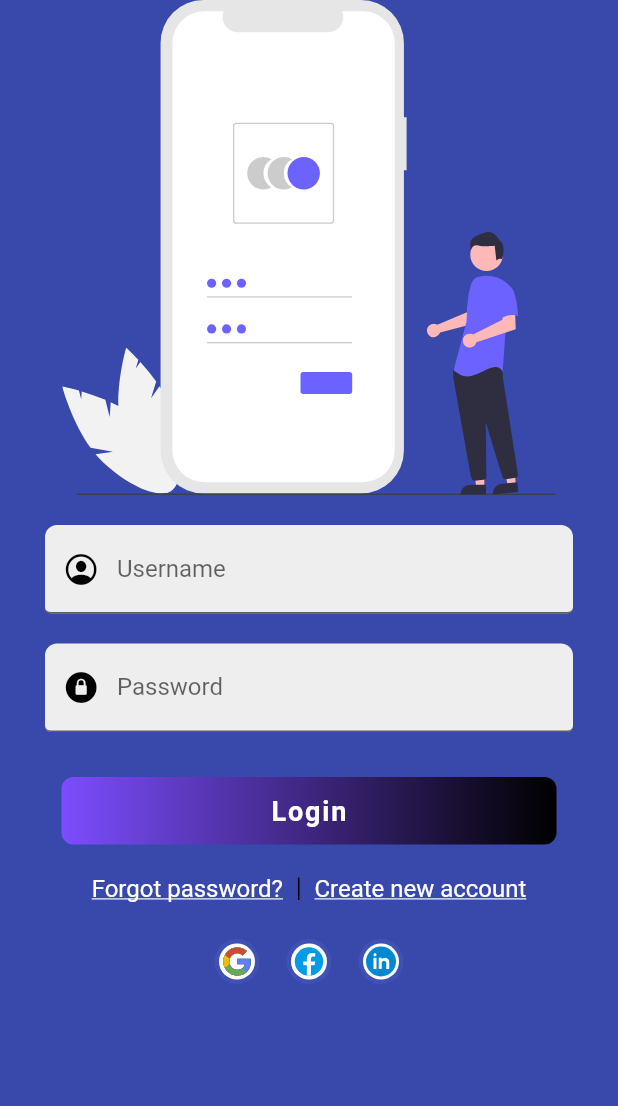
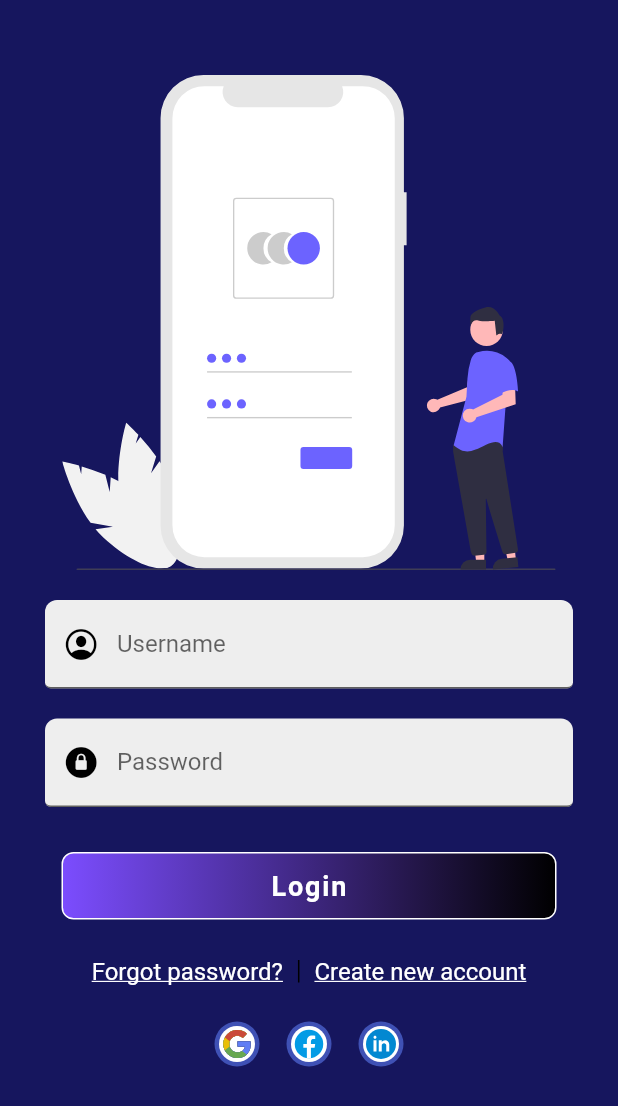
Before and after one commit to rafikali/DRS, a Flutter app: the screen it shows after launch, on a phone screen of 412 x 824 dp. Shown: the top 1106 px of the screen. Run offline on Flutter 3.47's test engine with Material 2 defaults, Android fonts, the phone set to English and light mode, and no system bars; our stand-ins replace flutter_svg; missing offline and left inert: dart:ffi.

Commit message:
buttontheme

```diff
--- a/lib/Route/routehandler.dart
+++ b/lib/Route/routehandler.dart
@@ -1,7 +1,7 @@
 
 
 import 'package:flutter/material.dart';
-import '../pages/home_page.dart';
+import '../pages/login_page.dart';
 import '../pages/register_page.dart';
 
 
@@ -10,13 +10,13 @@ class RouteGenerator {
   static Route<dynamic> generateRoute(RouteSettings settings) {
     final args = settings.arguments;
     switch(settings.name) {
-      case HomePage.routeName:
-      return MaterialPageRoute(builder: (context) => HomePage());
+      case LoginPage.routeName:
+      return MaterialPageRoute(builder: (context) => const LoginPage());
       case RegisterPage.routeName:
         return MaterialPageRoute(builder: (context) => RegisterPage());
 
     default:
-    return MaterialPageRoute(builder: (context) => HomePage());
+    return MaterialPageRoute(builder: (context) => const LoginPage());
     }
 
   }
--- a/lib/main.dart
+++ b/lib/main.dart
@@ -1,11 +1,11 @@
 import 'package:flutter/material.dart';
 import 'package:flutter/services.dart';
 import 'package:login_page/Route/routehandler.dart';
-import 'package:login_page/pages/home_page.dart';
+import 'package:login_page/pages/login_page.dart';
 
 void main() {
-  SystemChrome.setSystemUIOverlayStyle( SystemUiOverlayStyle(
-    statusBarColor: Colors.indigo[600],
+  SystemChrome.setSystemUIOverlayStyle( const SystemUiOverlayStyle(
+    statusBarColor: Color(0xFF16165E),
     statusBarBrightness: Brightness.light,
     statusBarIconBrightness: Brightness.light,
   ));
@@ -24,7 +24,7 @@ class MyApp extends StatelessWidget {
         primarySwatch: Colors.deepPurple,
       ),
       title: "drs",
-      initialRoute: HomePage.routeName,
+      initialRoute: LoginPage.routeName,
       onGenerateRoute: RouteGenerator.generateRoute,
     );
   }
--- a/lib/pages/home_page.dart
+++ /dev/null
@@ -1,103 +0,0 @@
-// ignore_for_file: prefer_const_constructors
-
-import 'package:flutter/cupertino.dart';
-import 'package:flutter/material.dart';
-import 'package:flutter_svg/flutter_svg.dart';
-import 'package:flutter_svg/svg.dart';
-import 'package:login_page/Constants/Images.dart';
-import 'package:login_page/widgets/buttons.dart';
-import 'package:login_page/widgets/login_textfield.dart';
-
-import '../widgets/create_account.dart';
-
-class HomePage extends StatefulWidget {
-  static const String routeName = '/home';
-
-
-  const HomePage({Key? key}) : super(key: key);
-
-  @override
-  _HomePageState createState() => _HomePageState();
-}
-
-class _HomePageState extends State<HomePage> {
-  String loginIllustrate = 'assets/Images/login_image.svg';
-  @override
-  Widget build(BuildContext context) {
-    return Scaffold(
-      backgroundColor: Colors.indigo[600],
-      body: SafeArea(
-        child: SingleChildScrollView(
-          child: Column(
-            children: [
-              SvgPicture.asset(
-                loginIllustrate,
-                height: 330,
-                fit: BoxFit.contain,
-              ),
-              SizedBox(
-                height: 10,
-              ),
-              LoginTextForm(
-                hintText: 'Enter your username',
-                labelText: 'Username',
-                accountIcon: Icon(CupertinoIcons.profile_circled,
-                color: Colors.black,),
-
-              ),
-
-              LoginTextForm(
-                hintText: 'Enter your password',
-                labelText: 'Password',
-                accountIcon: Icon(CupertinoIcons.lock_circle_fill,
-                    color: Colors.black ),
-                passView: true,
-
-              ),
-              const SizedBox(
-                height: 20,
-              ),
-              LoginButton(buttonTitle: 'Login', buttonHeight: 45.0, buttonWidth: 330.0,),
-              // Container(
-              //   child: const Text(
-              //     'Login',
-              //     style: TextStyle(
-              //       color: Colors.white,
-              //       fontSize: 18,
-              //       fontWeight: FontWeight.bold,
-              //       letterSpacing: 1.2,
-              //     ),
-              //   ),
-              //   decoration: BoxDecoration(
-              //       gradient: const LinearGradient(
-              //           colors: <Color>[Colors.deepPurpleAccent, Colors.black]),
-              //       color: Colors.indigoAccent,
-              //       borderRadius: BorderRadius.circular(8)),
-              //   width: 325,
-              //   height: 45,
-              //   alignment: Alignment.center,
-              // ),
-              const SizedBox(
-                height: 20,
-              ),
-              //edit
-              CreateAcc(),
-              const SizedBox(
-                height: 15,
-              ),
-              Row(
-                mainAxisAlignment: MainAxisAlignment.center,
-                children: [
-                  SignInButtons(signLogo: SvgPicture.asset(ImageConstants.googleLogo,)),
-                  SignInButtons(signLogo: SvgPicture.asset(ImageConstants.facebookLogo,)),
-                  SignInButtons(signLogo: SvgPicture.asset(ImageConstants.linkedinLogo,))
-
-                ],
-              )
-            ],
-          ),
-        ),
-      ),
-    );
-  }
-}
--- /dev/null
+++ b/lib/pages/login_page.dart
@@ -0,0 +1,116 @@
+
+import 'package:flutter/cupertino.dart';
+import 'package:flutter/material.dart';
+import 'package:flutter_svg/flutter_svg.dart';
+import 'package:flutter_svg/svg.dart';
+import 'package:login_page/Constants/Images.dart';
+import 'package:login_page/pages/register_page.dart';
+import 'package:login_page/utils/input_validators.dart';
+import 'package:login_page/widgets/buttons.dart';
+import 'package:login_page/widgets/login_textfield.dart';
+
+import '../widgets/create_account.dart';
+
+class LoginPage extends StatefulWidget {
+  static const String routeName = '/login';
+  final TextEditingController? userController;
+  final TextEditingController? passController;
+
+  const LoginPage({this.passController, this.userController}) : super();
+
+  @override
+  _HomePageState createState() => _HomePageState();
+}
+
+
+class _HomePageState extends State<LoginPage> {
+  String loginIllustrate = 'assets/Images/login_image.svg';
+
+  final _formKey = GlobalKey<FormState>();
+
+  moveToHome() async {
+    if(_formKey.currentState!.validate()) {
+      await Navigator.pushNamed(context, RegisterPage.routeName);
+    }
+  }
+
+  @override
+  Widget build(BuildContext context) {
+    return Scaffold(
+      backgroundColor: const Color(0xFF16165E),
+      body: SafeArea(
+        child: SingleChildScrollView(
+          child: Form(
+            key: _formKey,
+            child: Column(
+              children: [
+                 const SizedBox(height: 50,),
+                SvgPicture.asset(
+                  loginIllustrate,
+                  height: 330,
+                  fit: BoxFit.cover,
+                ),
+                const SizedBox(
+                  height: 10,
+                ),
+
+                 LoginTextForm(
+                  dataController: widget.userController,
+                  hintText: 'Enter your username',
+                  labelText: 'Username',
+                  validator: InputValidator.validateName,
+                  accountIcon: const Icon(CupertinoIcons.profile_circled,
+                  color: Colors.black,),
+
+                ),
+
+                 LoginTextForm(
+                  dataController: widget.passController,
+                  hintText: 'Enter your password',
+                  labelText: 'Password',
+                  validator: InputValidator.validatePassword,
+                  requiredMsg: 'Password required*',
+                  accountIcon: const Icon(CupertinoIcons.lock_circle_fill,
+                      color: Colors.black ),
+                  passView: true,
+
+                ),
+
+                const SizedBox(
+                  height: 20,
+                ),
+
+                 LoginButton(
+                   buttonTitle: 'Login',
+                   buttonHeight: 45.0,
+                   buttonWidth: 330.0,
+                   validFunc:(){
+                     moveToHome();
+                   },),
+
+                const SizedBox(
+                  height: 25,
+                ),
+
+                //edit
+                const CreateAcc(),
+                const SizedBox(
+                  height: 15,
+                ),
+                Row(
+                  mainAxisAlignment: MainAxisAlignment.center,
+                  children: [
+                    SignInButtons(signLogo: SvgPicture.asset(ImageConstants.googleLogo,)),
+                    SignInButtons(signLogo: SvgPicture.asset(ImageConstants.facebookLogo,)),
+                    SignInButtons(signLogo: SvgPicture.asset(ImageConstants.linkedinLogo,))
+
+                  ],
+                )
+              ],
+            ),
+          ),
+        ),
+      ),
+    );
+  }
+}
--- a/lib/pages/register_page.dart
+++ b/lib/pages/register_page.dart
@@ -19,7 +19,7 @@ class _RegisterPageState extends State<RegisterPage> {
   Widget build(BuildContext context) {
     return  Scaffold(
       appBar: PreferredSize(
-        preferredSize: Size.fromHeight(200.0),
+        preferredSize: const Size.fromHeight(200.0),
         child: AppBar(
           backgroundColor: Colors.indigo[600],
           shape: const RoundedRectangleBorder(
@@ -32,63 +32,18 @@ class _RegisterPageState extends State<RegisterPage> {
 
       ),
       body: ListView(
-        children:  [
-         ListTile(
-           leading: Icon(CupertinoIcons.profile_circled,
-           color: Colors.blue,
-           size: 40,),
-           contentPadding: EdgeInsets.zero,
-           title: LoginTextForm(hintText: 'hintText', labelText: 'hey'),
-
-         )
+        children:  const [
+         // ListTile(
+         //   leading: Icon(CupertinoIcons.profile_circled,
+         //   color: Colors.blue,
+         //   size: 40,),
+         //   contentPadding: EdgeInsets.zero,
+         //   title: LoginTextForm(hintText: 'hintText', labelText: 'hey',),
+         //
+         // )
 
         ],
       ),
-      // body: NestedScrollView(
-      //   headerSliverBuilder: (BuildContext context, bool) {
-      //     return <Widget> [
-      //        SliverAppBar(
-      //
-      //         backgroundColor: Colors.indigo[600],
-      //         expandedHeight: 150,
-      //         floating: true,
-      //         pinned: true,
-      //         snap: true,
-      //       )
-      //     ];
-      //   },
-      //   body:Padding(
-      //     padding: const EdgeInsets.all(10.0),
-      //     child: Column(
-      //         children:  [
-      //     ListTile(
-      //     title: Row(
-      //     children: const [
-      //         Icon(CupertinoIcons.profile_circled),
-      //     Expanded(
-      //       child: LoginTextForm(
-      //           hintText: ' username', labelText: 'Username'),
-      //     ),
-      //
-      //     ],
-      //   )
-      //
-      // ) ,
-      // ]
-      // ),
-    // appBar: AppBar(
-    //   shape: const RoundedRectangleBorder(
-    //
-    //     borderRadius: BorderRadius.vertical(
-    //       bottom: Radius.circular(10)
-    //     )
-    //   ),
-    // ),
-
-      // body:
-
-
-
 
 
 
--- /dev/null
+++ b/lib/utils/input_validators.dart
@@ -0,0 +1,18 @@
+class InputValidator{
+  static String? validateName(String? val){
+    if (val != null && val.length >3){
+      return null;
+    }else{
+      return "Username must be entered";
+    }
+  }
+
+  static String? validatePassword(String? val){
+    if (val != null && val.length > 3 ){
+      return null;
+    }else {
+      return "Password must be entered";
+    }
+  }
+
+}
--- a/lib/widgets/buttons.dart
+++ b/lib/widgets/buttons.dart
@@ -1,16 +1,38 @@
+import 'dart:ffi';
+
 import 'package:flutter/material.dart';
+import 'package:login_page/widgets/login_textfield.dart';
 
-class LoginButton extends StatelessWidget {
+class LoginButton extends StatefulWidget {
   final String buttonTitle;
   final buttonHeight;
+  final Function() validFunc;
   final buttonWidth;
-  const LoginButton({required this.buttonTitle, this.buttonHeight, this.buttonWidth}) : super();
+  const LoginButton({required this.buttonTitle, this.buttonHeight, this.buttonWidth, required this.validFunc}) : super();
+
+  @override
+
+  State<LoginButton> createState() => _LoginButtonState();
+
+}
+
+
+
+
+class _LoginButtonState extends State<LoginButton> {
+  // Bool changeButton;
+
 
   @override
   Widget build(BuildContext context) {
-    return Container(
+    // setState(() {
+    //   changeButton = !changeButton;
+    // });
+    return InkWell(
+      onTap: widget.validFunc,
+        child: Container(
           child:  Text(
-        buttonTitle,
+            widget.buttonTitle,
             style: const TextStyle(
               color: Colors.white,
               fontSize: 18,
@@ -19,14 +41,25 @@ class LoginButton extends StatelessWidget {
             ),
           ),
           decoration: BoxDecoration(
+            border: Border.all(color: Colors.white),
+            // boxShadow:  const [
+            //   BoxShadow(
+            //     color: Color(0xFFCFCFCF),
+            //     spreadRadius: 5,
+            //     blurRadius: 7,
+            //     offset: Offset(1,2)
+            //   )
+            // ],
+
               gradient: const LinearGradient(
                   colors: <Color>[Colors.deepPurpleAccent, Colors.black]),
               color: Colors.indigoAccent,
               borderRadius: BorderRadius.circular(8)),
-      width: buttonWidth,
-      height: buttonHeight,
+          width: widget.buttonWidth,
+          height: widget.buttonHeight,
           alignment: Alignment.center,
+        ),
+
     );
   }
-
 }
--- a/lib/widgets/login_textfield.dart
+++ b/lib/widgets/login_textfield.dart
@@ -1,23 +1,30 @@
+
 import 'package:flutter/cupertino.dart';
 import 'package:flutter/material.dart';
 import 'package:flutter_svg/flutter_svg.dart';
+import 'package:login_page/pages/register_page.dart';
+import 'package:login_page/widgets/buttons.dart';
 
 class LoginTextForm extends StatefulWidget {
   final String labelText;
   final String hintText;
   final bool? passView;
+  final validator;
   final Color? iconColor;
   final Icon? accountIcon;
   final Border? outlineBorder;
+  dynamic requiredMsg;
+  final TextEditingController? dataController;
+
   // ignore: use_key_in_widget_constructors
-  const LoginTextForm(
-
-      {required this.hintText, required this.labelText, this.accountIcon,  this.iconColor,  this.passView, this.outlineBorder})
+   LoginTextForm(
+      {required this.hintText, required this.validator, required this.labelText,this.dataController, this.requiredMsg,  this.accountIcon,  this.iconColor,  this.passView, this.outlineBorder,})
       : super();
 
   @override
   State<LoginTextForm> createState() => _LoginTextFormState();
 }
+
 
 class _LoginTextFormState extends State<LoginTextForm> {
   bool? passView;
@@ -27,7 +34,8 @@ class _LoginTextFormState extends State<LoginTextForm> {
       padding: const EdgeInsets.symmetric(horizontal: 30,vertical: 10),
       child: TextFormField(
         obscureText: widget.passView == true,
-
+        controller: widget.dataController,
+        validator: widget.validator,
         decoration: InputDecoration(
           filled: true,
           fillColor: Colors.grey[200],
@@ -43,10 +51,11 @@ class _LoginTextFormState extends State<LoginTextForm> {
 
             ),
           ),
+
+
           labelText: widget.labelText,
           hintText: widget.hintText,
           prefixIcon: widget.accountIcon,
-          //
           prefixIconColor: Colors.green,
 
         ),
--- a/pubspec.yaml
+++ b/pubspec.yaml
@@ -29,6 +29,7 @@ environment:
 dependencies:
   flutter:
     sdk: flutter
+
 
 
   # The following adds the Cupertino Icons font to your application.
```
Also changed, not shown: 1 other file. Lines whose indentation alone changed are shown as unchanged.
